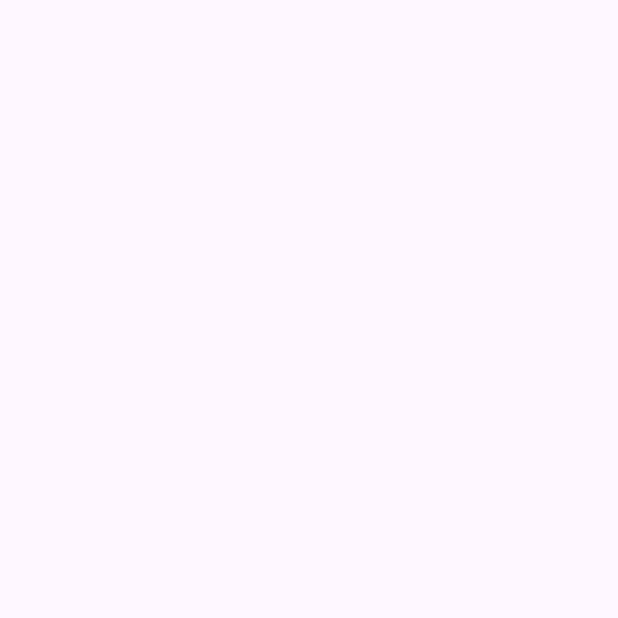
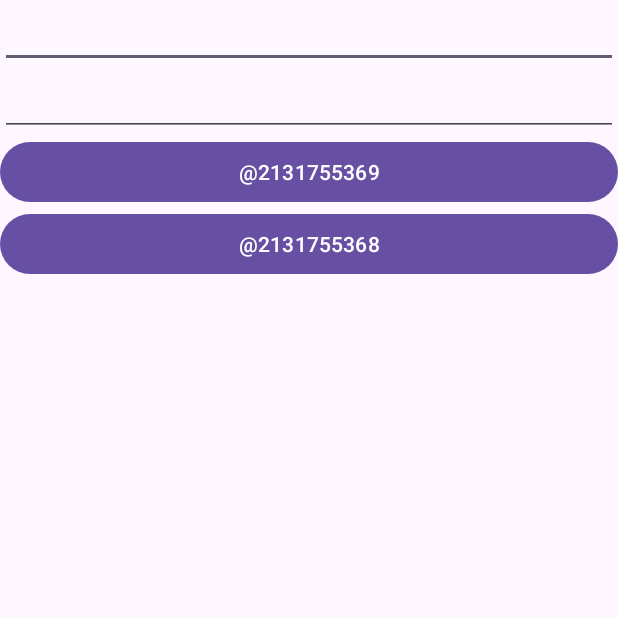
Before and after one commit to askartius/samsung-classwork-android, an Android app: the screen it shows after launch (MainActivity), on a phone screen of 412 x 824 dp, the top half of it. Before the commit the part shown is empty. Run offline under Robolectric (Android 15) with nearby library versions, the phone set to English and light mode, and no system bars.

```diff
--- a/app/src/main/java/com/example/classwork/MainActivity.java
+++ b/app/src/main/java/com/example/classwork/MainActivity.java
@@ -1,12 +1,64 @@
 package com.example.classwork;
 
 import androidx.appcompat.app.AppCompatActivity;
+
+import android.content.SharedPreferences;
 import android.os.Bundle;
+import android.view.View;
+import android.widget.Button;
+import android.widget.EditText;
+import android.widget.Toast;
+
+import com.example.classwork.databinding.ActivityMainBinding;
 
 public class MainActivity extends AppCompatActivity {
+    final String SAVED_TEXT = "TEXT";
+    final String SAVED_NUMBER = "NUMBER";
+    private EditText editText, editNumber;
+    private SharedPreferences sharedPreferences;
+    private ActivityMainBinding binding;
 
     @Override
     protected void onCreate(Bundle savedInstanceState) {
         super.onCreate(savedInstanceState);
+
+        binding = ActivityMainBinding.inflate(getLayoutInflater());
+        setContentView(binding.getRoot());
+
+        editText = binding.editText;
+        editNumber = binding.editNumber;
+        Button saveButton = binding.save;
+        Button loadButton = binding.load;
+
+        saveButton.setOnClickListener(new View.OnClickListener() {
+            @Override
+            public void onClick(View v) {
+                saveData();
+            }
+        });
+        loadButton.setOnClickListener(new View.OnClickListener() {
+            @Override
+            public void onClick(View v) {
+                loadData();
+            }
+        });
+    }
+
+    void saveData() {
+        sharedPreferences = getPreferences(MODE_PRIVATE);
+        SharedPreferences.Editor editor = sharedPreferences.edit();
+        editor.putString(SAVED_TEXT, editText.getText().toString());
+        editor.putInt(SAVED_NUMBER, Integer.parseInt(editNumber.getText().toString()));
+        editor.apply();
+        Toast.makeText(this, "Saved", Toast.LENGTH_SHORT).show();
+    }
+
+    void loadData() {
+        sharedPreferences = getPreferences(MODE_PRIVATE);
+        String savedText = sharedPreferences.getString(SAVED_TEXT, "");
+        int savedNumber = sharedPreferences.getInt(SAVED_NUMBER, 0);
+        editText.setText(savedText);
+        editNumber.setText(Integer.toString(savedNumber));
+        Toast.makeText(this, "Loaded", Toast.LENGTH_SHORT).show();
     }
 }
--- a/app/src/main/res/layout/activity_main.xml
+++ b/app/src/main/res/layout/activity_main.xml
@@ -1,18 +1,31 @@
 <?xml version="1.0" encoding="utf-8"?>
-<androidx.constraintlayout.widget.ConstraintLayout
-    xmlns:android="http://schemas.android.com/apk/res/android"
-    xmlns:tools="http://schemas.android.com/tools"
-    xmlns:app="http://schemas.android.com/apk/res-auto"
+<LinearLayout xmlns:android="http://schemas.android.com/apk/res/android"
     android:layout_width="match_parent"
     android:layout_height="match_parent"
-    tools:context=".MainActivity">
-    <TextView
-      android:layout_width="wrap_content"
-      android:layout_height="wrap_content"
-      android:text="Hello World!"
-      app:layout_constraintBottom_toBottomOf="parent"
-      app:layout_constraintStart_toStartOf="parent"
-      app:layout_constraintEnd_toEndOf="parent"
-      app:layout_constraintTop_toTopOf="parent" />
+    android:orientation="vertical">
 
-  </androidx.constraintlayout.widget.ConstraintLayout>
+    <EditText
+        android:id="@+id/edit_text"
+        android:layout_width="match_parent"
+        android:layout_height="wrap_content"
+        android:inputType="text" />
+
+    <EditText
+        android:id="@+id/edit_number"
+        android:layout_width="match_parent"
+        android:layout_height="wrap_content"
+        android:ems="10"
+        android:inputType="numberDecimal" />
+
+    <Button
+        android:id="@+id/save"
+        android:layout_width="match_parent"
+        android:layout_height="wrap_content"
+        android:text="@string/save" />
+
+    <Button
+        android:id="@+id/load"
+        android:layout_width="match_parent"
+        android:layout_height="wrap_content"
+        android:text="@string/load" />
+</LinearLayout>
--- a/app/src/main/res/values/colors.xml
+++ b/app/src/main/res/values-night/strings.xml
@@ -1,5 +1,5 @@
 <?xml version="1.0" encoding="utf-8"?>
 <resources>
-    <color name="black">#FF000000</color>
-    <color name="white">#FFFFFFFF</color>
+    <string name="save">Save</string>
+    <string name="load">Load</string>
 </resources>
```
